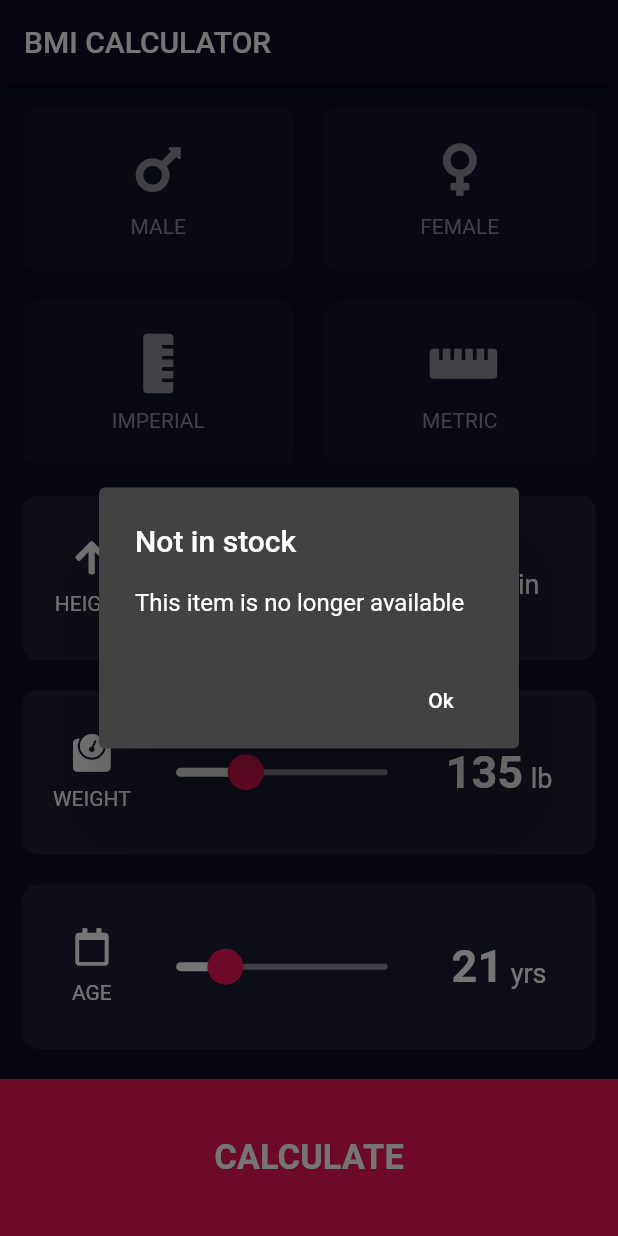
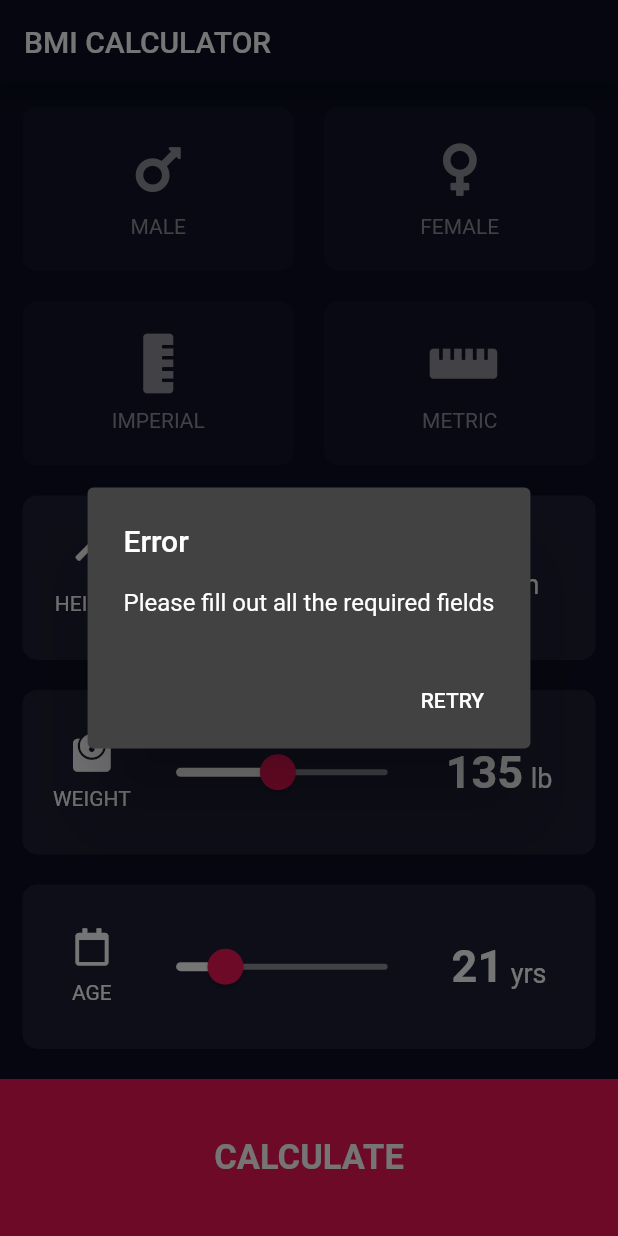
Before and after one commit to github-armin/flutter-bmi-calculator, a Flutter app: the screen it shows after launch, after a tap on "CALCULATE", on a phone screen of 412 x 824 dp. Run offline on Flutter 3.47's test engine with Material 2 defaults, Android fonts, the phone set to English and light mode, and no system bars; our stand-ins replace font_awesome_flutter.

```diff
--- a/lib/constants.dart
+++ b/lib/constants.dart
@@ -7,7 +7,8 @@ const Color kCardWrapperBgColor = Color(0xFF1D1E33);
 
 const double kScreenPadding = kCardWrapperMargin / 2;
 
-const Color kSubmitButtonColor = Color(0xFFEB1555);
+const Color kCalculateButtonColor = Color(0xFFEB1555);
+const Color kResetButtonColor = Colors.blue;
 
 const double kCardButtonIconSize = 40.0;
 const Color kCardButtonIconColorActive = Colors.white;
@@ -45,7 +46,7 @@ const double kHeightMax = 225.0;
 
 const double kWeight = 135.0;
 const double kWeightMin = 5.0;
-const double kWeightMax = 400.0;
+const double kWeightMax = 275.0;
 
 const double kAge = 21.0;
 const double kAgeMin = 0.0;
--- a/lib/helper/bmi.dart
+++ b/lib/helper/bmi.dart
@@ -1,5 +1,6 @@
 import 'package:flutter/material.dart';
 import 'package:bmi_calc/constants.dart';
+import 'dart:math';
 
 class BMI {
   bool validate({
@@ -25,7 +26,12 @@ class BMI {
     double weight,
     int age,
   }) {
-    return 0.0;
+    if (measurementSystem == MeasurementSystem.metric) {
+      return weight / pow(height / 100, 2);
+    }
+    if (measurementSystem == MeasurementSystem.imperial) {
+      return weight * 703 / pow(height, 2);
+    }
   }
 
   Future<void> alert(BuildContext context) {
@@ -33,11 +39,11 @@ class BMI {
       context: context,
       builder: (BuildContext context) {
         return AlertDialog(
-          title: Text('Not in stock'),
-          content: const Text('This item is no longer available'),
+          title: Text('Error'),
+          content: const Text('Please fill out all the required fields'),
           actions: <Widget>[
             FlatButton(
-              child: Text('Ok'),
+              child: Text('RETRY'),
               onPressed: () {
                 Navigator.of(context).pop();
               },
--- a/lib/screens/input_screen.dart
+++ b/lib/screens/input_screen.dart
@@ -1,30 +1,11 @@
 import 'package:flutter/material.dart';
 import 'package:font_awesome_flutter/font_awesome_flutter.dart';
+import 'package:bmi_calc/screens/result_screen.dart';
 import 'package:bmi_calc/widgets/card_button.dart';
 import 'package:bmi_calc/widgets/submit_button.dart';
 import 'package:bmi_calc/widgets/slider_content.dart';
 import 'package:bmi_calc/helper/bmi.dart';
 import 'package:bmi_calc/constants.dart';
-
-Future<void> _alert(BuildContext context) {
-  return showDialog<void>(
-    context: context,
-    builder: (BuildContext context) {
-      return AlertDialog(
-        title: Text('Not in stock'),
-        content: const Text('This item is no longer available'),
-        actions: <Widget>[
-          FlatButton(
-            child: Text('Ok'),
-            onPressed: () {
-              Navigator.of(context).pop();
-            },
-          ),
-        ],
-      );
-    },
-  );
-}
 
 class InputScreen extends StatefulWidget {
   @override
@@ -171,7 +152,7 @@ class _InputScreenState extends State<InputScreen> {
           Expanded(
             flex: 1,
             child: SubmitButton(
-              bgColor: kSubmitButtonColor,
+              bgColor: kCalculateButtonColor,
               label: 'CALCULATE',
               onTap: () {
                 bool validFields = bmi.validate(
@@ -189,10 +170,13 @@ class _InputScreenState extends State<InputScreen> {
                     height: _height,
                     age: _age.toInt(),
                   );
-                  //TODO: navigation push to result route
+                  Navigator.push(
+                    context,
+                    MaterialPageRoute(builder: (context) => ResultScreen(bmiResult: bmiResult))
+                  );
                 }
                 else {
-                  _alert(context);
+                  bmi.alert(context);
                 }
               },
             )
```
Also changed, not shown: lib/screens/result_screen.dart (+36 -1 lines).
